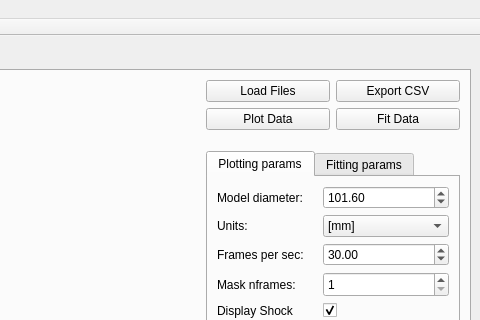
Above: arcjetCV/gui/arcjetCV.ui from magnus-haw/arcjetCV before the change; both pictures show x 695 to 1175 and y 0 to 320 of the 1175 by 794 pixel window. Below: the same form after it.
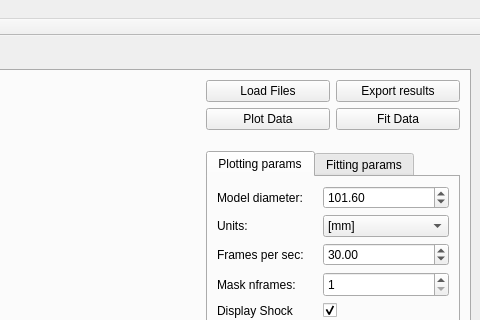
That is the form after the change. The open tabs and pages were chosen to show the change.

Commit message:
Fix CSV export and remove Kalman option from the GUI
Export CSV only wrote the plot images unless a fit had been run first.
The button is now "Export results": it always writes the time series
CSV, writes fit parameters to a separate _fits.csv (one row per
parameter, with units), saves the plots, and does nothing when the
folder dialog is cancelled.

The Kalman smoothing checkbox is removed from the plotting options
until the full Kalman tracking work is ready.

Fixes #61

The edit to the form file:
```diff
--- a/arcjetCV/gui/arcjetCV.ui
+++ b/arcjetCV/gui/arcjetCV.ui
@@ -802,7 +802,7 @@
             <item>
              <widget class="QPushButton" name="pushButton_export_csv">
               <property name="text">
-               <string>Export CSV</string>
+               <string>Export results</string>
               </property>
              </widget>
             </item>
```
The commit also changes 6 other files.
